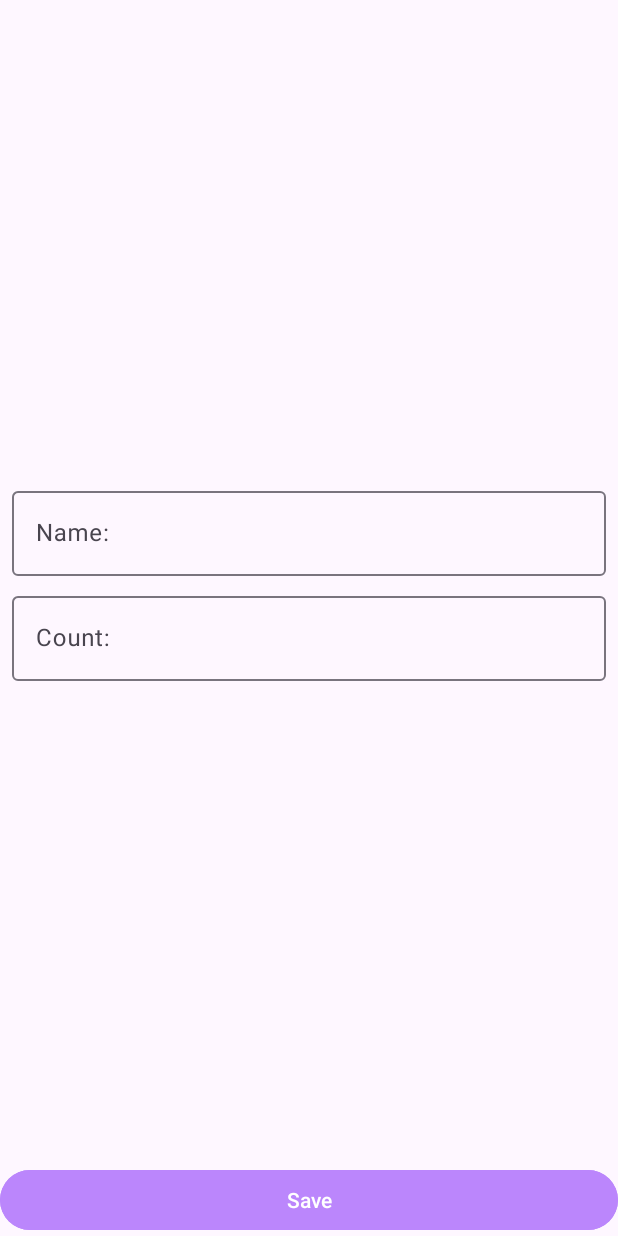
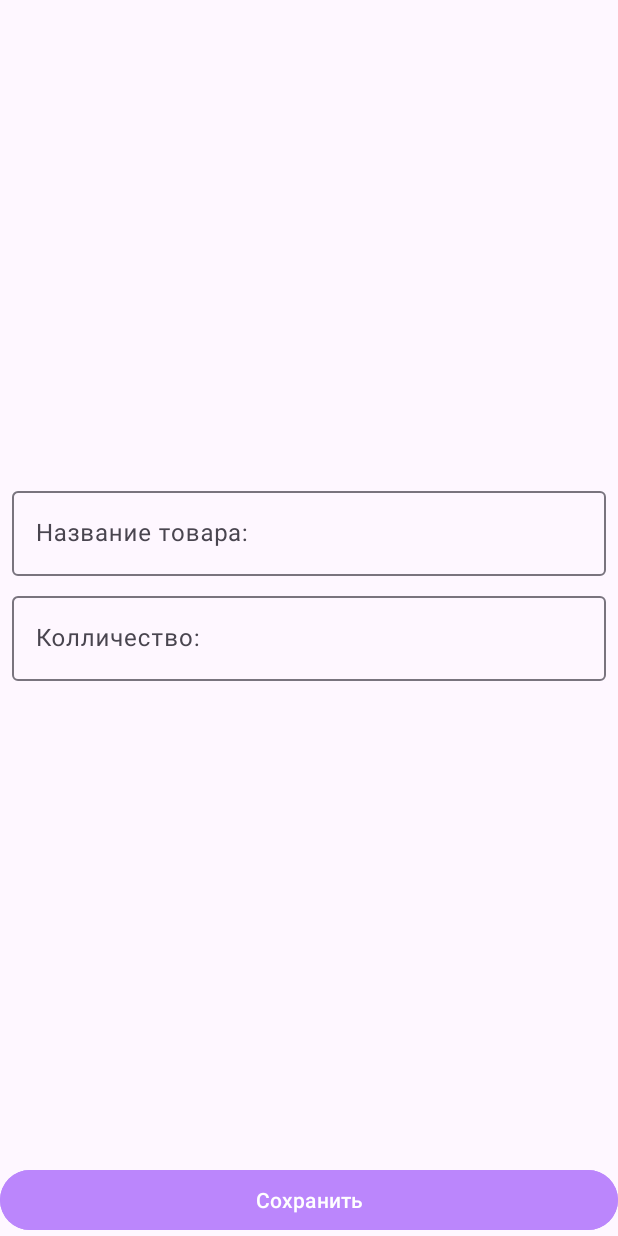
Before and after one commit to anton-it/SimpleShoppingList3_test, an Android app: the fragment ShopItemFragment placed in its activity, on a phone screen of 412 x 824 dp. Run offline under Robolectric (Android 15) with nearby library versions, the phone set to English and light mode, and no system bars; our stand-ins replace Room's generated code; 6 statements that could not run were skipped.

Commit message:
Translated the files into Russian

```diff
--- a/app/src/main/java/com/example/simpleshoppinglist3/presentation/MainActivity.kt
+++ b/app/src/main/java/com/example/simpleshoppinglist3/presentation/MainActivity.kt
@@ -68,6 +68,7 @@ class MainActivity : AppCompatActivity(), ShopItemFragment.OnEditingFinishedList
 
             showHelpDialog()
         } else {
+            showHelpDialog()
             return
         }
     }
--- a/app/src/main/res/layout/custom_dialog_view.xml
+++ b/app/src/main/res/layout/custom_dialog_view.xml
@@ -84,7 +84,7 @@
         android:id="@+id/btn_confirm"
         android:layout_width="0dp"
         android:layout_height="50dp"
-        android:text="Confirm"
+        android:text="@string/button_ok"
         android:backgroundTint="@color/purple_200"
         android:textColor="@color/white"
         android:textAllCaps="false"
--- a/app/src/main/res/values/strings.xml
+++ b/app/src/main/res/values/strings.xml
@@ -1,14 +1,15 @@
 <resources>
     <string name="app_name">Simple Shopping List 3</string>
-    <string name="add_shop_item_content_description">Add new shop item</string>
-    <string name="name_hint">Name:</string>
-    <string name="count_hint">Count:</string>
-    <string name="save_btn">Save</string>
-    <string name="error_input_name">Invalid name</string>
-    <string name="error_input_count">Invalid count</string>
-    <string name="success">Success</string>
+    <string name="add_shop_item_content_description">Добавить новый товар</string>
+    <string name="name_hint">Название товара:</string>
+    <string name="count_hint">Колличество:</string>
+    <string name="save_btn">Сохранить</string>
+    <string name="error_input_name">Недопустимое имя</string>
+    <string name="error_input_count">Недопустимое колличество</string>
+    <string name="success">Успешно добавлено</string>
     <string name="exit_message">Нажмите еще раз чтобы выйти</string>
     <string name="custom_dialog_delimiter">______________________________________________</string>
     <string name="custom_dialog_text_hello">Привет!</string>
     <string name="custom_dialog_text_welcome">Добро пожаловать в список покупок!</string>
+    <string name="button_ok">ОК</string>
 </resources>
```
